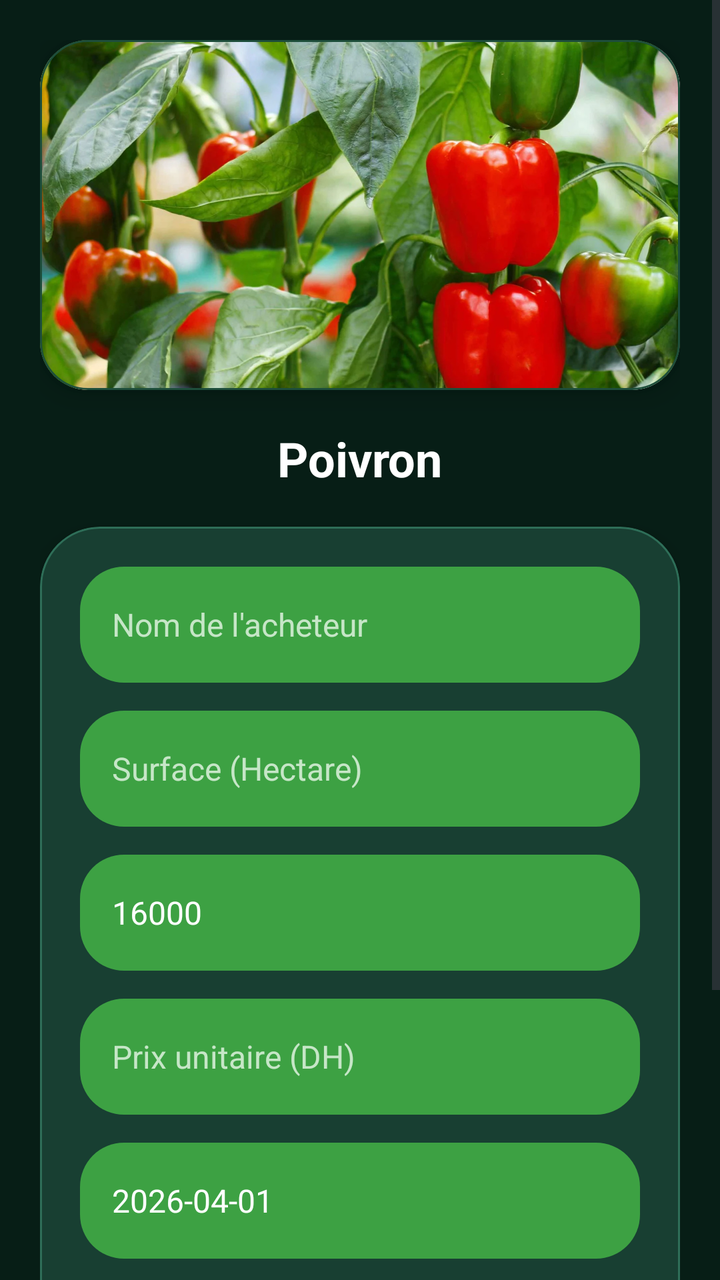
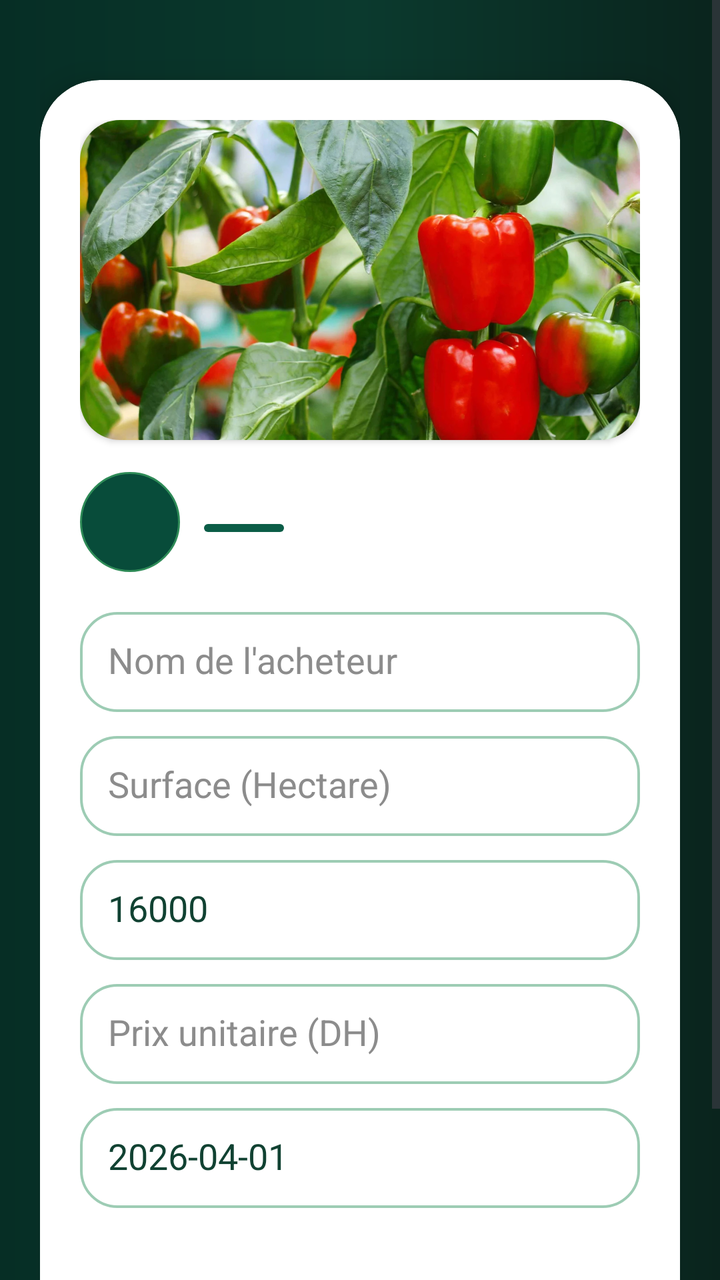

Two renders of the same Android screen: before a commit and after it. Below are the layout's source before the change and the commit's diff.
<!-- AndroidManifest.xml: application theme Theme.DiquarksAgri -->
<!-- res/layout/activity_calculator.xml -->
<?xml version="1.0" encoding="utf-8"?>
<ScrollView xmlns:android="http://schemas.android.com/apk/res/android"
    xmlns:app="http://schemas.android.com/apk/res-auto"
    android:layout_width="match_parent"
    android:layout_height="match_parent"
    android:background="#071E16"
    android:fillViewport="true"
    android:overScrollMode="never">

    <LinearLayout
        android:layout_width="match_parent"
        android:layout_height="wrap_content"
        android:orientation="vertical"
        android:paddingStart="20dp"
        android:paddingTop="20dp"
        android:paddingEnd="20dp"
        android:paddingBottom="28dp">

        
        <com.google.android.material.card.MaterialCardView
            android:layout_width="match_parent"
            android:layout_height="175dp"
            android:layout_marginBottom="18dp"
            app:cardCornerRadius="24dp"
            app:cardElevation="8dp"
            app:strokeColor="#1E4E3B"
            app:strokeWidth="1dp">

            <ImageView
                android:id="@+id/ivSelectedPlant"
                android:layout_width="match_parent"
                android:layout_height="match_parent"
                android:scaleType="centerCrop"
                android:src="@drawable/poivron" />
        </com.google.android.material.card.MaterialCardView>

        
        <TextView
            android:id="@+id/tvPlantName"
            android:layout_width="wrap_content"
            android:layout_height="wrap_content"
            android:layout_gravity="center"
            android:layout_marginBottom="18dp"
            android:text="Poivron"
            android:textColor="#FFFFFF"
            android:textSize="24sp"
            android:textStyle="bold" />

        
        <com.google.android.material.card.MaterialCardView
            android:layout_width="match_parent"
            android:layout_height="wrap_content"
            android:layout_marginBottom="22dp"
            app:cardBackgroundColor="#183F32"
            app:cardCornerRadius="30dp"
            app:cardElevation="6dp"
            app:strokeColor="#2E6E58"
            app:strokeWidth="1dp">

            <LinearLayout
                android:layout_width="match_parent"
                android:layout_height="wrap_content"
                android:orientation="vertical"
                android:padding="20dp">

                <EditText
                    android:id="@+id/etAcheteur"
                    android:layout_width="match_parent"
                    android:layout_height="58dp"
                    android:layout_marginBottom="14dp"
                    android:background="@drawable/bg_green_field"
                    android:gravity="center_vertical"
                    android:hint="Nom de l'acheteur"
                    android:inputType="textPersonName"
                    android:paddingStart="16dp"
                    android:paddingEnd="16dp"
                    android:textColor="#FFFFFF"
                    android:textColorHint="#C6E6C7"
                    android:textSize="16sp" />

                <EditText
                    android:id="@+id/etSurface"
                    android:layout_width="match_parent"
                    android:layout_height="58dp"
                    android:layout_marginBottom="14dp"
                    android:background="@drawable/bg_green_field"
                    android:gravity="center_vertical"
                    android:hint="Surface (Hectare)"
                    android:inputType="numberDecimal"
                    android:paddingStart="16dp"
                    android:paddingEnd="16dp"
                    android:textColor="#FFFFFF"
                    android:textColorHint="#C6E6C7"
                    android:textSize="16sp" />

                <TextView
                    android:id="@+id/tvDensite"
                    android:layout_width="match_parent"
                    android:layout_height="58dp"
                    android:layout_marginBottom="14dp"
                    android:background="@drawable/bg_green_field"
                    android:gravity="center_vertical"
                    android:paddingStart="16dp"
                    android:paddingEnd="16dp"
                    android:text="16000"
                    android:textColor="#FFFFFF"
                    android:textSize="16sp" />

                <EditText
                    android:id="@+id/etPrix"
                    android:layout_width="match_parent"
                    android:layout_height="58dp"
                    android:layout_marginBottom="14dp"
                    android:background="@drawable/bg_green_field"
                    android:gravity="center_vertical"
                    android:hint="Prix unitaire (DH)"
                    android:inputType="numberDecimal"
                    android:paddingStart="16dp"
                    android:paddingEnd="16dp"
                    android:textColor="#FFFFFF"
                    android:textColorHint="#C6E6C7"
                    android:textSize="16sp" />

                <EditText
                    android:id="@+id/etDate"
                    android:layout_width="match_parent"
                    android:layout_height="58dp"
                    android:layout_marginBottom="18dp"
                    android:background="@drawable/bg_green_field"
                    android:enabled="false"
                    android:gravity="center_vertical"
                    android:paddingStart="16dp"
                    android:paddingEnd="16dp"
                    android:text="2026-04-01"
                    android:textColor="#FFFFFF"
                    android:textSize="16sp" />

                <RadioGroup
                    android:id="@+id/rgMode"
                    android:layout_width="match_parent"
                    android:layout_height="wrap_content"
                    android:gravity="center"
                    android:orientation="horizontal">

                    <RadioButton
                        android:id="@+id/rbNormal"
                        android:layout_width="wrap_content"
                        android:layout_height="wrap_content"
                        android:layout_marginEnd="28dp"
                        android:buttonTint="#7C5CFF"
                        android:checked="true"
                        android:text="Normal"
                        android:textColor="#FFFFFF"
                        android:textSize="14sp" />

                    <RadioButton
                        android:id="@+id/rbDense"
                        android:layout_width="wrap_content"
                        android:layout_height="wrap_content"
                        android:buttonTint="#5F706A"
                        android:text="Dense (+20%)"
                        android:textColor="#FFFFFF"
                        android:textSize="14sp" />
                </RadioGroup>

            </LinearLayout>
        </com.google.android.material.card.MaterialCardView>

        
        <com.google.android.material.button.MaterialButton
            android:id="@+id/btnCalculer"
            android:layout_width="match_parent"
            android:layout_height="62dp"
            android:insetTop="0dp"
            android:insetBottom="0dp"
            android:text="CALCULER ET PDF"
            android:textAllCaps="true"
            android:textColor="#FFFFFF"
            android:textSize="17sp"
            android:textStyle="bold"
            app:backgroundTint="#59C95A"
            app:cornerRadius="20dp"
            app:elevation="6dp" />

    </LinearLayout>

</ScrollView>
<!-- resources referenced by this layout -->
<resources>
  <!-- drawable bg_green_field (drawable) -->
  <?xml version="1.0" encoding="utf-8"?>
  <shape xmlns:android="http://schemas.android.com/apk/res/android">
      <solid android:color="#3DA143" />
      <corners android:radius="22dp" />
  </shape>
  <!-- drawable poivron: jpg bitmap (drawable, 166394 bytes) -->
  <style name="Theme.DiquarksAgri" parent="Base.Theme.DiquarksAgri">
      </style>
  <style name="Base.Theme.DiquarksAgri" parent="Theme.Material3.DayNight.NoActionBar">
          
      </style>
</resources>

<!-- the commit's change to res/layout/activity_calculator.xml (unified diff, before → after) -->
@@ -3,59 +3,23 @@
     xmlns:app="http://schemas.android.com/apk/res-auto"
     android:layout_width="match_parent"
     android:layout_height="match_parent"
-    android:background="#071E16"
-    android:fillViewport="true"
-    android:overScrollMode="never">
+    android:background="@drawable/bg_calculator_screen"
+    android:fillViewport="true">
 
     <LinearLayout
         android:layout_width="match_parent"
         android:layout_height="wrap_content"
         android:orientation="vertical"
-        android:paddingStart="20dp"
-        android:paddingTop="20dp"
-        android:paddingEnd="20dp"
-        android:paddingBottom="28dp">
+        android:padding="20dp">
 
         
-        <com.google.android.material.card.MaterialCardView
-            android:layout_width="match_parent"
-            android:layout_height="175dp"
-            android:layout_marginBottom="18dp"
-            app:cardCornerRadius="24dp"
-            app:cardElevation="8dp"
-            app:strokeColor="#1E4E3B"
-            app:strokeWidth="1dp">
-
-            <ImageView
-                android:id="@+id/ivSelectedPlant"
-                android:layout_width="match_parent"
-                android:layout_height="match_parent"
-                android:scaleType="centerCrop"
-                android:src="@drawable/poivron" />
-        </com.google.android.material.card.MaterialCardView>
-
-        
-        <TextView
-            android:id="@+id/tvPlantName"
-            android:layout_width="wrap_content"
-            android:layout_height="wrap_content"
-            android:layout_gravity="center"
-            android:layout_marginBottom="18dp"
-            android:text="Poivron"
-            android:textColor="#FFFFFF"
-            android:textSize="24sp"
-            android:textStyle="bold" />
-
-        
-        <com.google.android.material.card.MaterialCardView
+        <androidx.cardview.widget.CardView
             android:layout_width="match_parent"
             android:layout_height="wrap_content"
-            android:layout_marginBottom="22dp"
-            app:cardBackgroundColor="#183F32"
+            android:layout_marginTop="20dp"
             app:cardCornerRadius="30dp"
-            app:cardElevation="6dp"
-            app:strokeColor="#2E6E58"
-            app:strokeWidth="1dp">
+            app:cardElevation="10dp"
+            android:background="@drawable/bg_main_card">
 
             <LinearLayout
                 android:layout_width="match_parent"
@@ -63,124 +27,151 @@
                 android:orientation="vertical"
                 android:padding="20dp">
 
-                <EditText
-                    android:id="@+id/etAcheteur"
+                
+                <androidx.cardview.widget.CardView
                     android:layout_width="match_parent"
-                    android:layout_height="58dp"
-                    android:layout_marginBottom="14dp"
-                    android:background="@drawable/bg_green_field"
-                    android:gravity="center_vertical"
-                    android:hint="Nom de l'acheteur"
-                    android:inputType="textPersonName"
-                    android:paddingStart="16dp"
-                    android:paddingEnd="16dp"
-                    android:textColor="#FFFFFF"
-                    android:textColorHint="#C6E6C7"
-                    android:textSize="16sp" />
+                    android:layout_height="160dp"
+                    app:cardCornerRadius="20dp">
 
-                <EditText
-                    android:id="@+id/etSurface"
-                    android:layout_width="match_parent"
-                    android:layout_height="58dp"
-                    android:layout_marginBottom="14dp"
-                    android:background="@drawable/bg_green_field"
-                    android:gravity="center_vertical"
-                    android:hint="Surface (Hectare)"
-                    android:inputType="numberDecimal"
-                    android:paddingStart="16dp"
-                    android:paddingEnd="16dp"
-                    android:textColor="#FFFFFF"
-                    android:textColorHint="#C6E6C7"
-                    android:textSize="16sp" />
+                    <ImageView
+                        android:id="@+id/ivSelectedPlant"
+                        android:layout_width="match_parent"
+                        android:layout_height="match_parent"
+                        android:scaleType="centerCrop"
+                        android:src="@drawable/poivron" />
+                </androidx.cardview.widget.CardView>
 
-                <TextView
-                    android:id="@+id/tvDensite"
-                    android:layout_width="match_parent"
-                    android:layout_height="58dp"
-                    android:layout_marginBottom="14dp"
-                    android:background="@drawable/bg_green_field"
-                    android:gravity="center_vertical"
-                    android:paddingStart="16dp"
-                    android:paddingEnd="16dp"
-                    android:text="16000"
-                    android:textColor="#FFFFFF"
-                    android:textSize="16sp" />
-
-                <EditText
-                    android:id="@+id/etPrix"
-                    android:layout_width="match_parent"
-                    android:layout_height="58dp"
-                    android:layout_marginBottom="14dp"
-                    android:background="@drawable/bg_green_field"
-                    android:gravity="center_vertical"
-                    android:hint="Prix unitaire (DH)"
-                    android:inputType="numberDecimal"
-                    android:paddingStart="16dp"
-                    android:paddingEnd="16dp"
-                    android:textColor="#FFFFFF"
-                    android:textColorHint="#C6E6C7"
-                    android:textSize="16sp" />
-
-                <EditText
-                    android:id="@+id/etDate"
-                    android:layout_width="match_parent"
-                    android:layout_height="58dp"
-                    android:layout_marginBottom="18dp"
-                    android:background="@drawable/bg_green_field"
-                    android:enabled="false"
-                    android:gravity="center_vertical"
-                    android:paddingStart="16dp"
-                    android:paddingEnd="16dp"
-                    android:text="2026-04-01"
-                    android:textColor="#FFFFFF"
-                    android:textSize="16sp" />
-
-                <RadioGroup
-                    android:id="@+id/rgMode"
+                
+                <LinearLayout
                     android:layout_width="match_parent"
                     android:layout_height="wrap_content"
-                    android:gravity="center"
-                    android:orientation="horizontal">
+                    android:orientation="horizontal"
+                    android:layout_marginTop="16dp"
+                    android:gravity="center_vertical">
 
-                    <RadioButton
-                        android:id="@+id/rbNormal"
+                    <View
+                        android:layout_width="50dp"
+                        android:layout_height="50dp"
+                        android:background="@drawable/bg_round_plant_icon" />
+
+                    <LinearLayout
                         android:layout_width="wrap_content"
                         android:layout_height="wrap_content"
-                        android:layout_marginEnd="28dp"
-                        android:buttonTint="#7C5CFF"
-                        android:checked="true"
+                        android:orientation="vertical"
+                        android:layout_marginStart="12dp">
+
+                        <TextView
+                            android:id="@+id/tvPlantName"
+                            android:text="Poivron"
+                            android:textSize="20sp"
+                            android:textStyle="bold"
+                            android:textColor="@color/calc_text_dark" />
+
+                        <TextView
+                            android:text="Calculateur de production"
+                            android:textSize="12sp"
+                            android:textColor="@color/calc_hint" />
+
+                        <View
+                            android:layout_width="40dp"
+                            android:layout_height="4dp"
+                            android:layout_marginTop="6dp"
+                            android:background="@drawable/bg_small_line"/>
+                    </LinearLayout>
+
+                </LinearLayout>
+
+                
+                <LinearLayout
+                    android:layout_width="match_parent"
+                    android:layout_height="wrap_content"
+                    android:orientation="vertical"
+                    android:layout_marginTop="20dp">
+
+                    
+                    <EditText
+                        android:layout_width="match_parent"
+                        android:layout_height="50dp"
+                        android:hint="Nom de l'acheteur"
+                        android:background="@drawable/bg_input_field"
+                        android:padding="14dp"
+                        android:textColor="@color/calc_text_dark"
+                        android:textColorHint="@color/calc_hint"
+                        android:layout_marginBottom="12dp"/>
+
+                    <EditText
+                        android:layout_width="match_parent"
+                        android:layout_height="50dp"
+                        android:hint="Surface (Hectare)"
+                        android:background="@drawable/bg_input_field"
+                        android:padding="14dp"
+                        android:textColor="@color/calc_text_dark"
+                        android:textColorHint="@color/calc_hint"
+                        android:layout_marginBottom="12dp"/>
+
+                    <EditText
+                        android:layout_width="match_parent"
+                        android:layout_height="50dp"
+                        android:text="16000"
+                        android:background="@drawable/bg_input_field"
+                        android:padding="14dp"
+                        android:textColor="@color/calc_text_dark"
+                        android:layout_marginBottom="12dp"/>
+
+                    <EditText
+                        android:layout_width="match_parent"
+                        android:layout_height="50dp"
+                        android:hint="Prix unitaire (DH)"
+                        android:background="@drawable/bg_input_field"
+                        android:padding="14dp"
+                        android:textColor="@color/calc_text_dark"
+                        android:textColorHint="@color/calc_hint"
+                        android:layout_marginBottom="12dp"/>
+
+                    <EditText
+                        android:layout_width="match_parent"
+                        android:layout_height="50dp"
+                        android:text="2026-04-01"
+                        android:background="@drawable/bg_input_field"
+                        android:padding="14dp"
+                        android:textColor="@color/calc_text_dark"/>
+
+                </LinearLayout>
+
+                
+                <LinearLayout
+                    android:layout_width="match_parent"
+                    android:layout_height="wrap_content"
+                    android:orientation="horizontal"
+                    android:layout_marginTop="20dp"
+                    android:gravity="center">
+
+                    <Button
                         android:text="Normal"
-                        android:textColor="#FFFFFF"
-                        android:textSize="14sp" />
+                        android:background="@drawable/bg_type_selected"
+                        android:textColor="@android:color/white"
+                        android:paddingHorizontal="24dp"
+                        android:layout_marginEnd="10dp"/>
 
-                    <RadioButton
-                        android:id="@+id/rbDense"
-                        android:layout_width="wrap_content"
-                        android:layout_height="wrap_content"
-                        android:buttonTint="#5F706A"
+                    <Button
                         android:text="Dense (+20%)"
-                        android:textColor="#FFFFFF"
-                        android:textSize="14sp" />
-                </RadioGroup>
+                        android:background="@drawable/bg_type_unselected"
+                        android:textColor="@color/calc_text_dark"
+                        android:paddingHorizontal="24dp"/>
+                </LinearLayout>
+
+                
+                <Button
+                    android:layout_width="match_parent"
+                    android:layout_height="55dp"
+                    android:layout_marginTop="20dp"
+                    android:text="CALCULER ET PDF"
+                    android:textColor="@android:color/white"
+                    android:background="@drawable/bg_calculate_button"/>
 
             </LinearLayout>
-        </com.google.android.material.card.MaterialCardView>
 
-        
-        <com.google.android.material.button.MaterialButton
-            android:id="@+id/btnCalculer"
-            android:layout_width="match_parent"
-            android:layout_height="62dp"
-            android:insetTop="0dp"
-            android:insetBottom="0dp"
-            android:text="CALCULER ET PDF"
-            android:textAllCaps="true"
-            android:textColor="#FFFFFF"
-            android:textSize="17sp"
-            android:textStyle="bold"
-            app:backgroundTint="#59C95A"
-            app:cornerRadius="20dp"
-            app:elevation="6dp" />
+        </androidx.cardview.widget.CardView>
 
     </LinearLayout>
 
<!-- resource entries referenced after the edit -->
@@ -1,14 +1,82 @@
 <!-- resources referenced by this layout -->
 <resources>
-  <!-- drawable bg_green_field (drawable) -->
+  <color name="calc_hint">#8C8C8C</color>
+  <color name="calc_text_dark">#114232</color>
+  <!-- drawable bg_calculate_button (drawable) -->
   <?xml version="1.0" encoding="utf-8"?>
   <shape xmlns:android="http://schemas.android.com/apk/res/android">
-      <solid android:color="#3DA143" />
-      <corners android:radius="22dp" />
+      <gradient
+          android:angle="0"
+          android:startColor="#1F8B55"
+          android:endColor="#2FA866" />
+      <corners android:radius="28dp" />
+  </shape>
+  <!-- drawable bg_calculator_screen (drawable) -->
+  <?xml version="1.0" encoding="utf-8"?>
+  <shape xmlns:android="http://schemas.android.com/apk/res/android">
+      <gradient
+          android:angle="0"
+          android:startColor="@color/calc_screen_bg"
+          android:centerColor="#0B3A2E"
+          android:endColor="#0A241D" />
+  </shape>
+  <!-- drawable bg_input_field (drawable) -->
+  <?xml version="1.0" encoding="utf-8"?>
+  <shape xmlns:android="http://schemas.android.com/apk/res/android">
+      <solid android:color="@android:color/transparent" />
+      <stroke
+          android:width="1.2dp"
+          android:color="@color/calc_stroke" />
+      <corners android:radius="18dp" />
+  </shape>
+  <!-- drawable bg_main_card (drawable) -->
+  <?xml version="1.0" encoding="utf-8"?>
+  <shape xmlns:android="http://schemas.android.com/apk/res/android">
+      <solid android:color="@color/calc_card_bg" />
+      <corners android:radius="30dp" />
+  </shape>
+  <!-- drawable bg_round_plant_icon (drawable) -->
+  <?xml version="1.0" encoding="utf-8"?>
+  <shape xmlns:android="http://schemas.android.com/apk/res/android">
+      <solid android:color="@color/calc_primary_dark" />
+      <corners android:radius="100dp" />
+      <stroke
+          android:width="1dp"
+          android:color="#2E8B57" />
+  </shape>
+  <!-- drawable bg_small_line (drawable) -->
+  <?xml version="1.0" encoding="utf-8"?>
+  <shape xmlns:android="http://schemas.android.com/apk/res/android">
+      <solid android:color="@color/calc_primary" />
+      <corners android:radius="10dp" />
+      <size android:height="4dp" />
+  </shape>
+  <!-- drawable bg_type_selected (drawable) -->
+  <?xml version="1.0" encoding="utf-8"?>
+  <shape xmlns:android="http://schemas.android.com/apk/res/android">
+      <gradient
+          android:angle="0"
+          android:startColor="@color/calc_primary_dark"
+          android:endColor="@color/calc_primary" />
+      <corners android:radius="50dp" />
+  </shape>
+  <!-- drawable bg_type_unselected (drawable) -->
+  <?xml version="1.0" encoding="utf-8"?>
+  <shape xmlns:android="http://schemas.android.com/apk/res/android">
+      <solid android:color="@android:color/transparent" />
+      <stroke
+          android:width="1.2dp"
+          android:color="@color/calc_stroke" />
+      <corners android:radius="50dp" />
   </shape>
   <!-- drawable poivron: jpg bitmap (drawable, 166394 bytes) -->
   <style name="Theme.DiquarksAgri" parent="Base.Theme.DiquarksAgri">
       </style>
+  <color name="calc_screen_bg">#062E25</color>
+  <color name="calc_stroke">#9DCCB4</color>
+  <color name="calc_card_bg">#F4F5F4</color>
+  <color name="calc_primary_dark">#084C3A</color>
+  <color name="calc_primary">#0B5D47</color>
   <style name="Base.Theme.DiquarksAgri" parent="Theme.Material3.DayNight.NoActionBar">
           
       </style>
